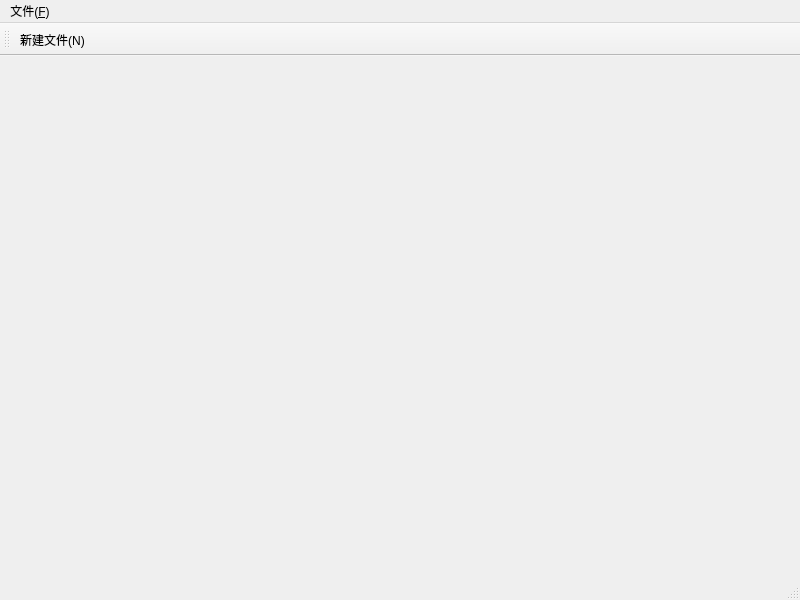
Above: mainwindow.ui from TLITRIA/Qt before the change. Below: the same form after it.
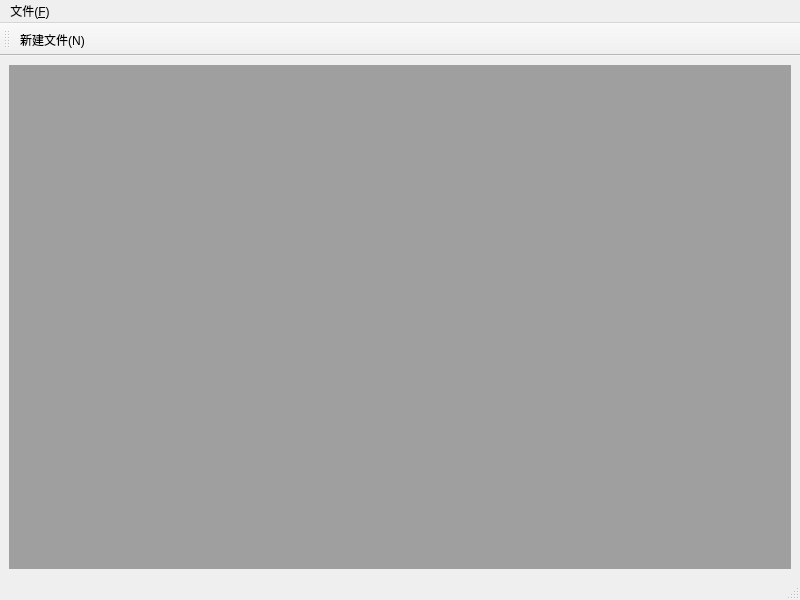
That is the form after the change. Icons and pictures are not drawn.

Commit message: 5.1.2 中心部件 - Qt复制粘贴不了可能是进入vim编辑模式，连按两次alt+v解决 - QMdiArea是一种显示MDI多文档界面的区域 - 从ui文件创建槽函数

What changed in the file:
```diff
--- a/mainwindow.ui
+++ b/mainwindow.ui
@@ -13,7 +13,13 @@
   <property name="windowTitle">
    <string>MainWindow</string>
   </property>
-  <widget class="QWidget" name="centralwidget"/>
+  <widget class="QWidget" name="centralwidget">
+   <layout class="QGridLayout" name="gridLayout">
+    <item row="0" column="0">
+     <widget class="QMdiArea" name="mdiArea"/>
+    </item>
+   </layout>
+  </widget>
   <widget class="QMenuBar" name="menubar">
    <property name="geometry">
     <rect>
```
The commit also changes 2 other files.
